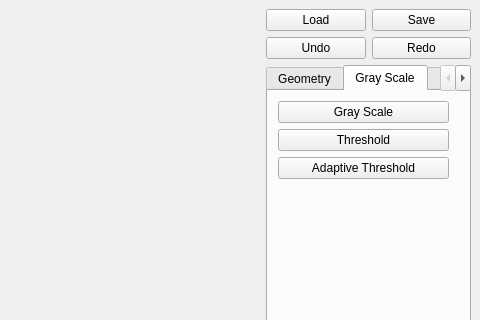
First picture: the form in src/View/MainWindow.ui, repository PepcyCh/simple-image-processer, before the edit; both pictures show x 149 to 629 and y 0 to 320 of the 629 by 490 pixel window.
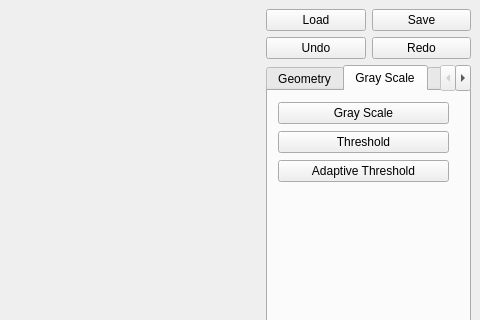
Second picture: the form after the edit. The open tabs and pages were chosen to show the change.

```diff
--- a/src/View/MainWindow.ui
+++ b/src/View/MainWindow.ui
@@ -234,7 +234,7 @@
             <x>10</x>
             <y>10</y>
             <width>171</width>
-            <height>81</height>
+            <height>83</height>
            </rect>
           </property>
           <layout class="QVBoxLayout" name="verticalLayout_4">
```
Left out of the diff: 2 changed lines with no effect on the pictures.
